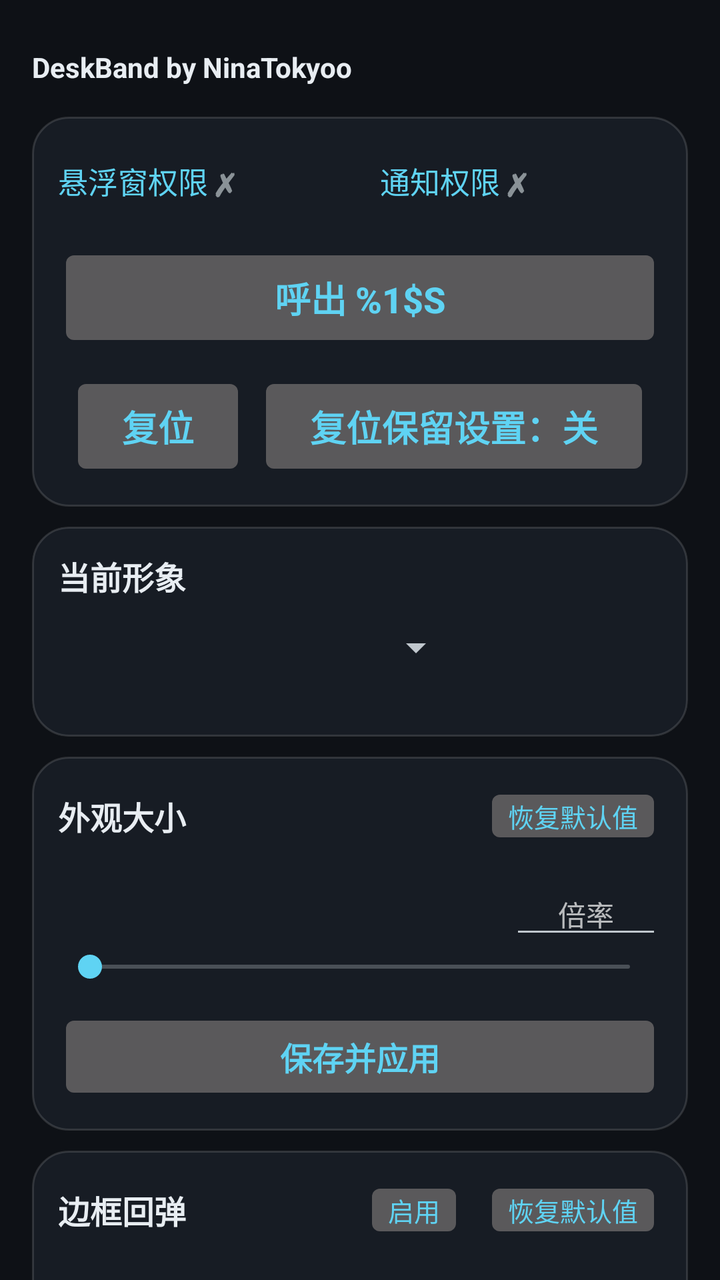
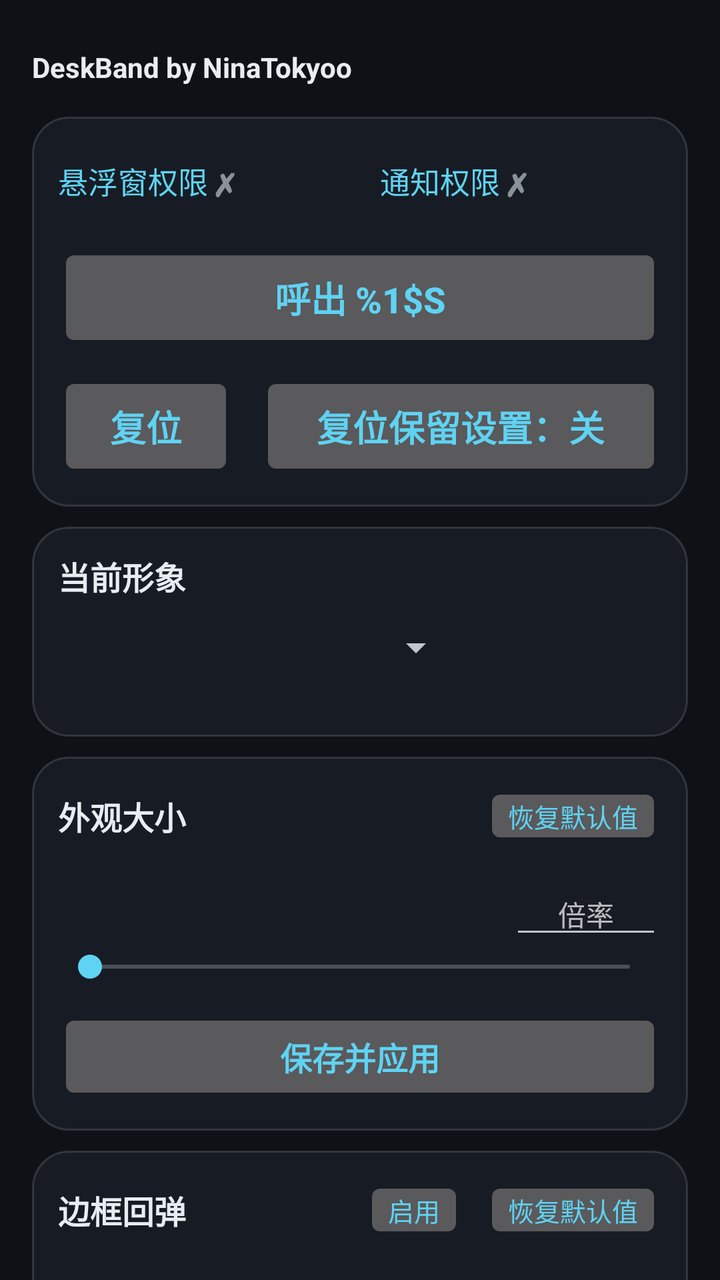

Compare the two renders of this Android layout. The source of the first and the diff that turns it into the second are given below.
<!-- AndroidManifest.xml: application theme AppTheme -->
<!-- res/layout/activity_main.xml -->
<?xml version="1.0" encoding="utf-8"?>
<ScrollView xmlns:android="http://schemas.android.com/apk/res/android"
    android:id="@+id/root"
    android:layout_width="match_parent"
    android:layout_height="match_parent"
    android:fillViewport="true"
    android:background="@color/bg"
    android:overScrollMode="ifContentScrolls"
    android:scrollbarAlwaysDrawVerticalTrack="false"
    android:scrollbars="none">

    <LinearLayout
        android:layout_width="match_parent"
        android:layout_height="wrap_content"
        android:orientation="vertical"
        android:paddingTop="8dp"
        android:paddingBottom="28dp">

        
        <TextView
            android:id="@+id/txtTitle"
            android:layout_width="match_parent"
            android:layout_height="wrap_content"
            android:layout_marginStart="16dp"
            android:layout_marginEnd="16dp"
            android:layout_marginTop="18dp"
            android:layout_marginBottom="6dp"
            android:maxLines="1"
            android:includeFontPadding="false"
            android:text="@string/ui_title"
            android:textColor="@color/text_primary"
            android:textStyle="bold" />

        
        <LinearLayout style="@style/Card" android:tag="card" android:layout_marginStart="16dp" android:layout_marginEnd="16dp">

            
            <LinearLayout
                android:layout_width="match_parent"
                android:layout_height="wrap_content"
                android:orientation="horizontal"
                android:baselineAligned="false">

                <LinearLayout
                    android:id="@+id/rowOverlay"
                    android:layout_width="0dp"
                    android:layout_height="wrap_content"
                    android:layout_weight="1"
                    android:orientation="horizontal"
                    android:gravity="center_vertical"
                    android:background="?android:attr/selectableItemBackground"
                    android:paddingTop="8dp"
                    android:paddingBottom="8dp">

                    <TextView
                        android:id="@+id/txtPermOverlay"
                        android:layout_width="wrap_content"
                        android:layout_height="wrap_content"
                        android:maxLines="1"
                        android:ellipsize="end"
                        android:text="@string/perm_overlay"
                        android:textColor="@color/accent"
                        android:textSize="15sp" />

                    <TextView
                        android:id="@+id/markOverlay"
                        android:layout_width="wrap_content"
                        android:layout_height="wrap_content"
                        android:layout_marginStart="3dp"
                        android:textSize="16sp"
                        android:textStyle="bold"
                        android:text="@string/perm_missing_mark" />
                </LinearLayout>

                <LinearLayout
                    android:id="@+id/rowNotify"
                    android:layout_width="0dp"
                    android:layout_height="wrap_content"
                    android:layout_weight="1"
                    android:layout_marginStart="20dp"
                    android:orientation="horizontal"
                    android:gravity="center_vertical"
                    android:background="?android:attr/selectableItemBackground"
                    android:paddingTop="8dp"
                    android:paddingBottom="8dp">

                    <TextView
                        android:id="@+id/txtPermNotify"
                        android:layout_width="wrap_content"
                        android:layout_height="wrap_content"
                        android:maxLines="1"
                        android:ellipsize="end"
                        android:text="@string/perm_notify"
                        android:textColor="@color/accent"
                        android:textSize="15sp" />

                    <TextView
                        android:id="@+id/markNotify"
                        android:layout_width="wrap_content"
                        android:layout_height="wrap_content"
                        android:layout_marginStart="3dp"
                        android:textSize="16sp"
                        android:textStyle="bold"
                        android:text="@string/perm_missing_mark" />
                </LinearLayout>
            </LinearLayout>

            
            <Button
                android:id="@+id/btnToggle"
                style="@style/BigButton"
                android:layout_marginTop="12dp"
                android:maxLines="1"
                android:ellipsize="end"
                android:text="@string/btn_summon" />

            <LinearLayout
                android:layout_width="match_parent"
                android:layout_height="wrap_content"
                android:layout_marginTop="10dp"
                android:orientation="horizontal"
                android:baselineAligned="false">

                <Space
                    android:layout_width="0dp"
                    android:layout_height="1dp"
                    android:layout_weight="1" />

                <Button
                    android:id="@+id/btnReset"
                    style="@style/BigButton"
                    android:layout_width="wrap_content"
                    android:layout_height="wrap_content"
                    android:layout_marginTop="0dp"
                    android:paddingStart="26dp"
                    android:paddingEnd="26dp"
                    android:maxLines="1"
                    android:text="@string/btn_reset" />

                <Space
                    android:layout_width="0dp"
                    android:layout_height="1dp"
                    android:layout_weight="1" />

                <Button
                    android:id="@+id/btnResetKeep"
                    style="@style/BigButton"
                    android:layout_width="wrap_content"
                    android:layout_height="wrap_content"
                    android:layout_marginTop="0dp"
                    android:paddingStart="26dp"
                    android:paddingEnd="26dp"
                    android:maxLines="1"
                    android:ellipsize="end"
                    android:text="@string/reset_keep_off" />

                <Space
                    android:layout_width="0dp"
                    android:layout_height="1dp"
                    android:layout_weight="1" />
            </LinearLayout>
        </LinearLayout>

        
        <LinearLayout
            style="@style/Card"
            android:tag="card"
            android:padding="0dp"
            android:clipToOutline="true"
            android:layout_marginStart="16dp"
            android:layout_marginEnd="16dp">

            <FrameLayout
                android:layout_width="match_parent"
                android:layout_height="wrap_content">

                <LinearLayout
                    android:layout_width="match_parent"
                    android:layout_height="wrap_content"
                    android:orientation="vertical"
                    android:padding="13dp">

                    <TextView
                        style="@style/CardTitle"
                        android:text="@string/section_skin" />

                    <Spinner
                        android:id="@+id/spinnerSkin"
                        android:layout_width="match_parent"
                        android:layout_height="wrap_content"
                        android:layout_marginTop="12dp"
                        android:layout_marginEnd="99dp"
                        android:popupAnimationStyle="@style/SpinnerPopupAnim" />
                </LinearLayout>

                
                <ImageView
                    android:id="@+id/imgCornerPreview"
                    android:layout_width="104dp"
                    android:layout_height="104dp"
                    android:layout_gravity="end|bottom"
                    android:layout_marginEnd="1dp"
                    android:layout_marginBottom="1dp"
                    android:scaleType="matrix"
                    android:clickable="false"
                    android:focusable="false"
                    android:importantForAccessibility="no" />
            </FrameLayout>
        </LinearLayout>

        
        <LinearLayout style="@style/Card" android:tag="card" android:layout_marginStart="16dp" android:layout_marginEnd="16dp">

            <LinearLayout style="@style/CardTitleRow">

                <TextView
                    style="@style/CardTitle"
                    android:layout_width="0dp"
                    android:layout_weight="1"
                    android:text="@string/section_look" />

                <Button
                    android:id="@+id/btnResetSize"
                    style="@style/CardAction"
                    android:text="@string/restore_default" />
            </LinearLayout>

            
            <LinearLayout
                android:layout_width="match_parent"
                android:layout_height="wrap_content"
                android:layout_marginTop="12dp"
                android:orientation="horizontal"
                android:gravity="center_vertical">

                <TextView
                    android:id="@+id/txtSize"
                    android:layout_width="0dp"
                    android:layout_height="wrap_content"
                    android:layout_weight="1"
                    android:maxLines="1"
                    android:ellipsize="end"
                    android:textColor="@color/text_secondary"
                    android:textSize="13sp" />

                <EditText
                    android:id="@+id/editSize"
                    android:layout_width="76dp"
                    android:layout_height="wrap_content"
                    android:layout_marginStart="10dp"
                    android:inputType="numberDecimal"
                    android:imeOptions="actionDone"
                    android:maxLength="5"
                    android:textSize="14sp"
                    android:gravity="center"
                    android:hint="@string/size_input" />
            </LinearLayout>

            <SeekBar
                android:id="@+id/seekSize"
                android:layout_width="match_parent"
                android:layout_height="wrap_content" />

            <Button
                android:id="@+id/btnSaveSize"
                style="@style/PrimaryButton"
                android:text="@string/save_apply" />
        </LinearLayout>

        
        <LinearLayout style="@style/Card" android:tag="card" android:layout_marginStart="16dp" android:layout_marginEnd="16dp">

            <LinearLayout style="@style/CardTitleRow">

                <TextView
                    style="@style/CardTitle"
                    android:layout_width="0dp"
                    android:layout_weight="1"
                    android:text="@string/section_bounce" />

                
                <Button
                    android:id="@+id/btnBounceToggle"
                    style="@style/CardAction"
                    android:text="@string/bounce_on" />

                <Button
                    android:id="@+id/btnResetBounce"
                    style="@style/CardAction"
                    android:text="@string/restore_default" />
            </LinearLayout>

            
            <LinearLayout
                android:layout_width="match_parent"
                android:layout_height="wrap_content"
                android:layout_marginTop="12dp"
                android:orientation="horizontal"
                android:gravity="center_vertical">

                <TextView
                    android:id="@+id/txtBounceAmp"
                    android:layout_width="0dp"
                    android:layout_height="wrap_content"
                    android:layout_weight="1"
                    android:maxLines="1"
                    android:ellipsize="end"
                    android:textColor="@color/text_secondary"
                    android:textSize="13sp" />

                <EditText
                    android:id="@+id/editBounceAmp"
                    android:layout_width="76dp"
                    android:layout_height="wrap_content"
                    android:layout_marginStart="10dp"
                    android:inputType="numberDecimal"
                    android:imeOptions="actionDone"
                    android:maxLength="5"
                    android:textSize="14sp"
                    android:gravity="center"
                    android:hint="@string/bounce_amp_input" />
            </LinearLayout>

            <SeekBar
                android:id="@+id/seekBounceAmp"
                android:layout_width="match_parent"
                android:layout_height="wrap_content" />

            
            <LinearLayout
                android:layout_width="match_parent"
                android:layout_height="wrap_content"
                android:layout_marginTop="8dp"
                android:orientation="horizontal"
                android:gravity="center_vertical">

                <TextView
                    android:id="@+id/txtBounceMs"
                    android:layout_width="0dp"
                    android:layout_height="wrap_content"
                    android:layout_weight="1"
                    android:maxLines="1"
                    android:ellipsize="end"
                    android:textColor="@color/text_secondary"
                    android:textSize="13sp" />

                <EditText
                    android:id="@+id/editBounceMs"
                    android:layout_width="76dp"
                    android:layout_height="wrap_content"
                    android:layout_marginStart="10dp"
                    android:inputType="numberDecimal"
                    android:imeOptions="actionDone"
                    android:maxLength="5"
                    android:textSize="14sp"
                    android:gravity="center"
                    android:hint="@string/bounce_ms_input" />
            </LinearLayout>

            <SeekBar
                android:id="@+id/seekBounceMs"
                android:layout_width="match_parent"
                android:layout_height="wrap_content" />

            <Button
                android:id="@+id/btnSaveBounce"
                style="@style/PrimaryButton"
                android:text="@string/save_apply" />
        </LinearLayout>

        
        <LinearLayout style="@style/Card" android:tag="card" android:layout_marginStart="16dp" android:layout_marginEnd="16dp">

            <TextView
                style="@style/CardTitle"
                android:text="@string/section_notify" />

            <EditText
                android:id="@+id/editNotify"
                android:layout_width="match_parent"
                android:layout_height="wrap_content"
                android:layout_marginTop="12dp"
                android:inputType="text"
                android:imeOptions="actionDone"
                android:maxLength="40"
                android:maxLines="2"
                android:textSize="15sp"
                android:hint="@string/notify_input" />

            <TextView
                android:id="@+id/txtNotifyCount"
                android:layout_width="match_parent"
                android:layout_height="wrap_content"
                android:layout_marginTop="4dp"
                android:textColor="@color/text_secondary"
                android:textSize="12sp" />

            <Button
                android:id="@+id/btnSaveNotify"
                style="@style/PrimaryButton"
                android:layout_marginTop="10dp"
                android:text="@string/save_apply" />
        </LinearLayout>

        
        <LinearLayout
            style="@style/Card"
            android:tag="card"
            android:layout_marginStart="16dp"
            android:layout_marginEnd="16dp">

            <TextView
                style="@style/CardTitle"
                android:text="@string/section_theme" />

            <Spinner
                android:id="@+id/spinnerTheme"
                android:layout_width="match_parent"
                android:layout_height="wrap_content"
                android:layout_marginTop="12dp"
                android:popupAnimationStyle="@style/SpinnerPopupAnim" />
        </LinearLayout>
    </LinearLayout>
</ScrollView>
<!-- resources referenced by this layout -->
<resources>
  <color name="accent">#5FD3F3</color>
  <color name="bg">#0E1116</color>
  <color name="text_primary">#E8EDF2</color>
  <color name="text_secondary">#93A1B0</color>
  <string name="bounce_amp_input">倍率</string>
  <string name="bounce_ms_input">倍率</string>
  <string name="bounce_on">启用</string>
  <string name="btn_reset">复位</string>
  <string name="btn_summon">呼出 %1$s</string>
  <string name="notify_input">留空使用默认文案</string>
  <string name="perm_missing_mark">✗</string>
  <string name="perm_notify">通知权限</string>
  <string name="perm_overlay">悬浮窗权限</string>
  <string name="reset_keep_off">复位保留设置：关</string>
  <string name="restore_default">恢复默认值</string>
  <string name="save_apply">保存并应用</string>
  <string name="section_bounce">边框回弹</string>
  <string name="section_look">外观大小</string>
  <string name="section_notify">通知栏内容</string>
  <string name="section_skin">当前形象</string>
  <string name="section_theme">外观模式</string>
  <string name="size_input">倍率</string>
  <string name="ui_title">DeskBand by NinaTokyoo</string>
  <style name="BigButton" parent="PrimaryButton">
          <item name="android:textSize">18sp</item>
          <item name="android:paddingTop">14dp</item>
          <item name="android:paddingBottom">14dp</item>
          <item name="android:layout_marginTop">12dp</item>
      </style>
  <style name="Card">
          <item name="android:layout_width">match_parent</item>
          <item name="android:layout_height">wrap_content</item>
          <item name="android:orientation">vertical</item>
          <item name="android:background">@drawable/card_bg</item>
          <item name="android:padding">13dp</item>
          <item name="android:layout_marginTop">10dp</item>
      </style>
  <style name="CardTitle">
          <item name="android:layout_width">wrap_content</item>
          <item name="android:layout_height">wrap_content</item>
          <item name="android:textColor">@color/text_primary</item>
          <item name="android:textSize">16sp</item>
          <item name="android:textStyle">bold</item>
      </style>
  <style name="CardTitleRow">
          <item name="android:layout_width">match_parent</item>
          <item name="android:layout_height">wrap_content</item>
          <item name="android:orientation">horizontal</item>
          <item name="android:gravity">center_vertical</item>
      </style>
  <style name="PrimaryButton">
          <item name="android:layout_width">match_parent</item>
          <item name="android:layout_height">wrap_content</item>
          <item name="android:layout_marginTop">12dp</item>
          <item name="android:textColor">@color/accent</item>
          <item name="android:textSize">16sp</item>
          <item name="android:textStyle">bold</item>
          <item name="android:paddingTop">11dp</item>
          <item name="android:paddingBottom">11dp</item>
          <item name="android:stateListAnimator">@null</item>
      </style>
  <style name="SpinnerPopupAnim">
          <item name="android:windowEnterAnimation">@android:anim/fade_in</item>
          <item name="android:windowExitAnimation">@android:anim/fade_out</item>
      </style>
  <style name="AppTheme" parent="@android:style/Theme.DeviceDefault.NoActionBar">
          <item name="android:windowBackground">@color/bg</item>
          <item name="android:colorAccent">@color/accent</item>
          <item name="android:statusBarColor">@android:color/transparent</item>
          <item name="android:navigationBarColor">@android:color/transparent</item>
          <item name="android:windowLightStatusBar">false</item>
      </style>
  <!-- drawable card_bg (drawable) -->
  <?xml version="1.0" encoding="utf-8"?>
  <shape xmlns:android="http://schemas.android.com/apk/res/android"
      android:shape="rectangle">
      <solid android:color="@color/card" />
      <corners android:radius="18dp" />
      <stroke android:width="1dp" android:color="@color/card_stroke" />
  </shape>
  <color name="card">#171C24</color>
  <color name="card_stroke">#22FFFFFF</color>
  <!-- unchanged entries left out for length: 1 -->
</resources>

<!-- the commit's change to res/layout/activity_main.xml (unified diff, before → after) -->
@@ -121,11 +121,7 @@
                 android:orientation="horizontal"
                 android:baselineAligned="false">
 
-                <Space
-                    android:layout_width="0dp"
-                    android:layout_height="1dp"
-                    android:layout_weight="1" />
-
+                
                 <Button
                     android:id="@+id/btnReset"
                     style="@style/BigButton"
@@ -138,26 +134,21 @@
                     android:text="@string/btn_reset" />
 
                 <Space
-                    android:layout_width="0dp"
-                    android:layout_height="1dp"
-                    android:layout_weight="1" />
+                    android:layout_width="13dp"
+                    android:layout_height="1dp" />
 
                 <Button
                     android:id="@+id/btnResetKeep"
                     style="@style/BigButton"
-                    android:layout_width="wrap_content"
-                    android:layout_height="wrap_content"
+                    android:layout_width="0dp"
+                    android:layout_height="wrap_content"
+                    android:layout_weight="1"
                     android:layout_marginTop="0dp"
                     android:paddingStart="26dp"
                     android:paddingEnd="26dp"
                     android:maxLines="1"
                     android:ellipsize="end"
                     android:text="@string/reset_keep_off" />
-
-                <Space
-                    android:layout_width="0dp"
-                    android:layout_height="1dp"
-                    android:layout_weight="1" />
             </LinearLayout>
         </LinearLayout>
 
